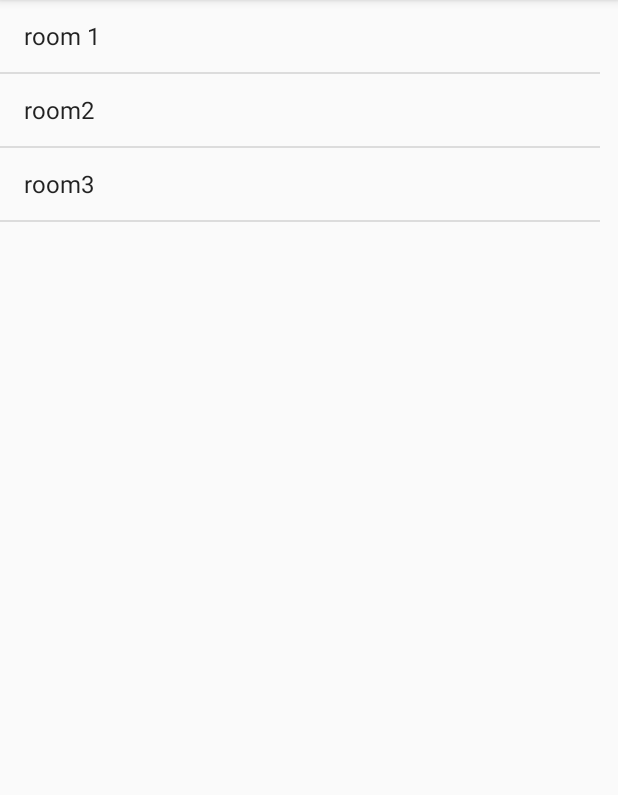
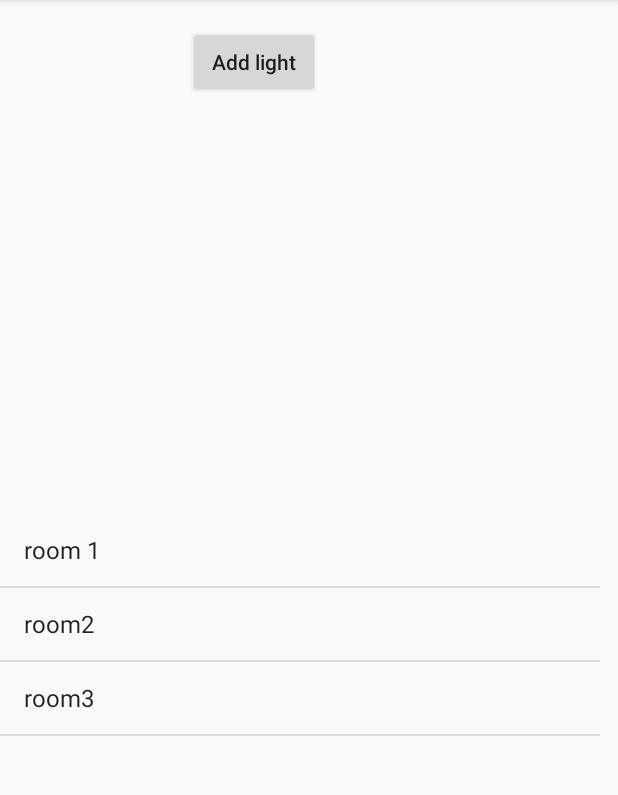
Before and after one commit to mrf7/HokieHome, an Android app: the screen it shows after launch (MainActivity), on a phone screen of 412 x 824 dp, the part 84-879 px from its top. Run offline under Robolectric (Android 15) with nearby library versions, the phone set to English and light mode, and no system bars; libraries missing offline, so code that uses them is left out: com.github.nkzawa.emitter, com.github.nkzawa.socketio, org.altbeacon.beacon; 13 statements that could not run were skipped.

Commit message:
Change Fragment to activity

```diff
--- a/HokieHome/app/src/main/AndroidManifest.xml
+++ b/HokieHome/app/src/main/AndroidManifest.xml
@@ -18,6 +18,7 @@
                 <category android:name="android.intent.category.LAUNCHER" />
             </intent-filter>
         </activity>
+        <activity android:name=".RoomInformation" />
     </application>
 
 </manifest>
--- a/HokieHome/app/src/main/java/com/softwaredesign/group5/hokiehome/RoomInformation.java
+++ b/HokieHome/app/src/main/java/com/softwaredesign/group5/hokiehome/RoomInformation.java
@@ -1,6 +1,7 @@
 package com.softwaredesign.group5.hokiehome;
 
 
+import android.app.Activity;
 import android.app.Fragment;
 import android.content.Context;
 import android.os.Bundle;
@@ -16,53 +17,37 @@ import com.github.nkzawa.socketio.client.Manager;
 import java.util.ArrayList;
 
 
-public class RoomInformation extends Fragment{
-    View view;
+public class RoomInformation extends Activity{
     ArrayList<Light> l;
-    @Override
-    public View onCreateView(LayoutInflater inflater, ViewGroup container,
-                                    Bundle savedInstanceState) {
-        view = inflater.inflate(R.layout.room_info, container, false);
-        return view;
-    }
-    @Override
-    public void onAttach(Context context) {
-        super.onAttach(context);
+    private LinearLayout layout;
+   public void onCreate(Bundle savedInstanceState){
+       super.onCreate(savedInstanceState);
+       setContentView(R.layout.room_info);
+       layout= (LinearLayout)findViewById(R.id.lists);
+       BeaconApplication app=(BeaconApplication) getApplication();
+       l=app.getCurrentLights();
+       display(l);
+   }
 
-    }
-
-    @Override
-    public void onDetach() {
-        super.onDetach();
-    }
-
-    /**
-     * Set the lights that belong to this room and then display
-     * @param lights the lights belonging to this room
-     */
-    public void setRoomLight(ArrayList<Light> lights){
-        l=lights;
-        display(l);
-    }
 
     /**
      * Private method to display scroll bars for each light and users can adjust the brightness by moving the ball
      * @param lights the lights belonging to this room
      */
     private void display(ArrayList<Light> lights){
-        LinearLayout layout= (LinearLayout) view.findViewById(R.id.lists);
         layout.removeAllViews();
-        TextView text= new TextView(getActivity());
+        TextView text= new TextView(this);
         text.setText("   Move the scrollbars to adjust the brightness of each light");
         layout.addView(text);
         if(lights!=null){
         for(int i=0;i<lights.size();i++){
-            SeekBar  bar=new SeekBar(getActivity());
+            SeekBar  bar=new SeekBar(this);
             bar.setId(i);
-            System.out.println("id   "+bar.getId());
-             layout.addView(bar);
-             bar.setOnSeekBarChangeListener(barListner);
-        }}
+            layout.addView(bar);
+            bar.setOnSeekBarChangeListener(barListner);
+        }}else{
+            text.setText(" Sorry\n There is no light you can control");
+        }
     }
 
     /**
--- a/HokieHome/app/src/main/res/layout/activity_main.xml
+++ b/HokieHome/app/src/main/res/layout/activity_main.xml
@@ -8,15 +8,21 @@
     <ListView
         android:id="@+id/list_view"
         android:layout_width="400dp"
-        android:layout_height="250dp" />
-
-    <fragment
-        android:id="@+id/fragment"
-        android:name="com.softwaredesign.group5.hokiehome.RoomInformation"
-        android:layout_width="400dp"
-        android:layout_height="250dp"
+        android:layout_height="400dp"
         android:layout_alignParentBottom="true"
         android:layout_alignParentStart="true"
-        tools:layout="@layout/room_info"/>
+        android:layout_marginBottom="25dp" />
+
+    <Button
+        android:id="@+id/button"
+        android:layout_width="wrap_content"
+        android:layout_height="wrap_content"
+        android:layout_alignParentStart="true"
+        android:layout_alignParentTop="true"
+        android:layout_marginStart="125dp"
+        android:layout_marginTop="17dp"
+        android:textAllCaps="false"
+        android:text="Add light" />
+
 
 </RelativeLayout>
```
Also changed, not shown: HokieHome/app/src/main/java/com/softwaredesign/group5/hokiehome/BeaconApplication.java (+9 -1 lines), HokieHome/app/src/main/java/com/softwaredesign/group5/hokiehome/MainActivity.java (+4 -9 lines).
